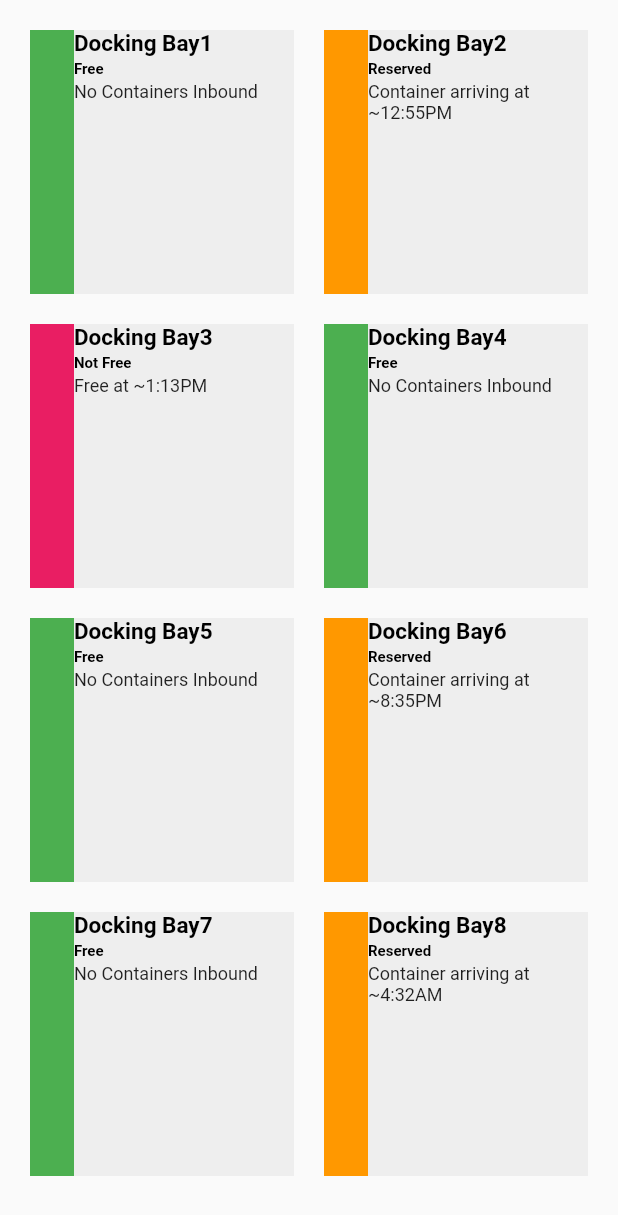
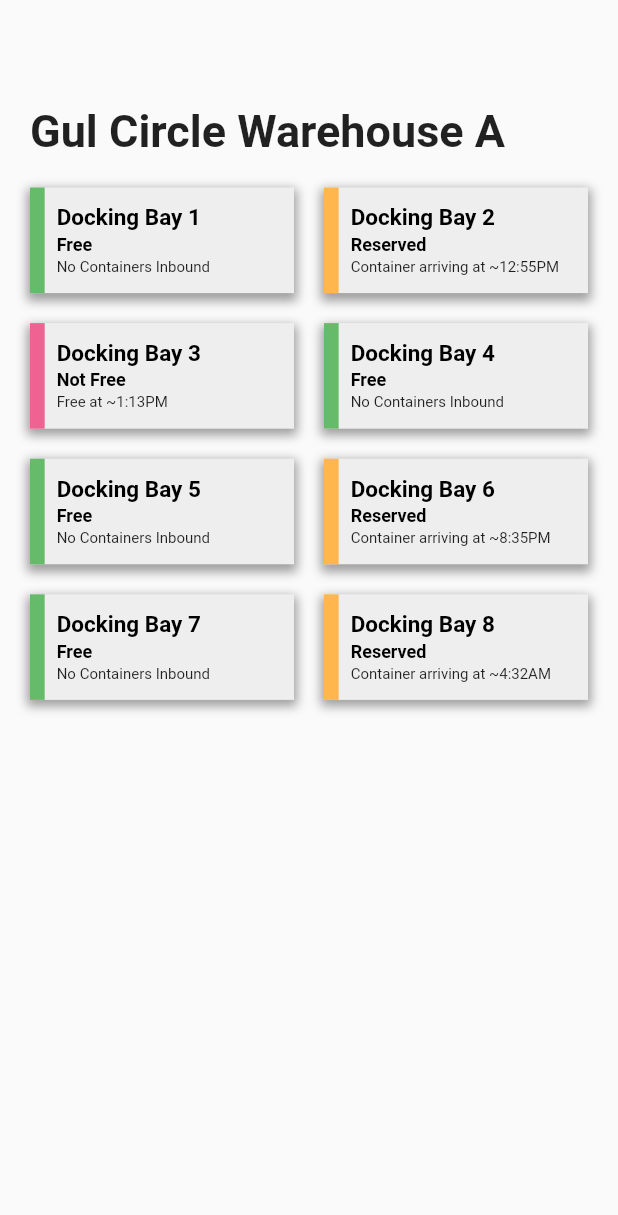
Before and after one commit to seanflyyy/psahackathon-ride-hailing-app, a Flutter app: the screen it shows after launch, on a phone screen of 412 x 824 dp. Shown: the top 1215 px of the screen. Run offline on Flutter 3.47's test engine with Material 2 defaults, Android fonts, the phone set to English and light mode, and no system bars; our stand-ins replace dio, google_maps_flutter, sticky_headers; missing offline and left inert: flutter_polyline_points.

Commit message:
added docking bay screen and warehouse screen for specific docking bay

```diff
--- a/lib/components/cards.dart
+++ b/lib/components/cards.dart
@@ -1,33 +1,59 @@
 import 'package:flutter/material.dart';
+import 'package:hackathon/screens/dockingBayScreen.dart';
+import 'package:hackathon/screens/driversView.dart';
 
 class DockingBaysCards extends StatelessWidget {
   const DockingBaysCards({
     required this.availability,
     required this.dockingBay,
     required this.howMuchLonger,
+    required this.warehouse,
   });
   final String availability;
   final String dockingBay;
   final String howMuchLonger;
+  final String warehouse;
 
   @override
   Widget build(BuildContext context) {
     Size size = MediaQuery.of(context).size;
-    return Container(
-      height: 50,
+    return GestureDetector(
+      child: Container(
+          decoration: BoxDecoration(
             color: Colors.grey[200],
+            // borderRadius: BorderRadius.only(
+            //     topLeft: Radius.circular(10),
+            //     topRight: Radius.circular(10),
+            //     bottomLeft: Radius.circular(10),
+            //     bottomRight: Radius.circular(10)),
+            boxShadow: [
+              BoxShadow(
+                color: Colors.grey,
+                spreadRadius: 2,
+                blurRadius: 5,
+                offset: Offset(0, 3), // changes position of shadow
+              ),
+            ],
+          ),
           child: Row(children: [
-          Flexible(flex: 1, child: Container(color:
-          availability == 'Free'
-                  ? Colors.green
+            Flexible(
+                flex: 1,
+                child: Container(
+                  color: availability == 'Free'
+                      ? Colors.green[400]
                       : availability == 'Reserved'
-                      ? Colors.orange
-                      : Colors.pink,)),
-          Flexible(flex: 5, child:
-          Column(
+                          ? Colors.orange[300]
+                          : Colors.pink[300],
+                )),
+            Flexible(
+                flex: 17,
+                child: Padding(
+                  padding: EdgeInsets.all(8.0),
+                  child: Column(
                     crossAxisAlignment: CrossAxisAlignment.start,
+                    mainAxisAlignment: MainAxisAlignment.center,
                     children: [
-              Text("Docking Bay" + dockingBay,
+                      Text("Docking Bay " + dockingBay,
                           style: TextStyle(
                               fontWeight: FontWeight.bold,
                               fontSize: 15,
@@ -36,19 +62,34 @@ class DockingBaysCards extends StatelessWidget {
                       Text(availability,
                           style: TextStyle(
                               fontWeight: FontWeight.bold,
-                      fontSize: 10,
+                              fontSize: 12,
                               color: Colors.black)),
                       SizedBox(height: 2),
                       availability == 'Free'
                           ? Text("No Containers Inbound",
-                      style: TextStyle(fontSize: 12)) // Free
+                              style: TextStyle(fontSize: 10)) // Free
                           : availability == 'Reserved'
                               ? Text("Container arriving at ~" + howMuchLonger,
-                          style: TextStyle(fontSize: 12)) // Reserved
+                                  style: TextStyle(fontSize: 10)) // Reserved
                               : Text("Free at ~" + howMuchLonger,
-                          style: TextStyle(fontSize: 12)), // Not Free
+                                  style: TextStyle(fontSize: 10)), // Not Free
                     ],
                   ),
-        )]));
+                ))
+          ])),
+      onTap: () {
+        Navigator.push(
+            context,
+            MaterialPageRoute(
+                builder: (context) => DockingBayScreen(
+                    dockingBay: dockingBay,
+                    driverName: "Mr John Doe",
+                    carPlate: "SLV5891X",
+                    readyAt: howMuchLonger,
+                    latitude: 1.319793,
+                    longitude: 103.67607,
+                    driverPhoneNumber: "90667568")));
+      },
+    );
   }
 }
--- a/lib/components/currentTask.dart
+++ b/lib/components/currentTaskDriverView.dart
@@ -1,7 +1,7 @@
 import 'package:flutter/material.dart';
 
-class CurrentTask extends StatelessWidget {
-  const CurrentTask({
+class CurrentTaskDriverView extends StatelessWidget {
+  const CurrentTaskDriverView({
     required this.arrivalTime,
     required this.warehouse,
     required this.startTime,
--- a/lib/main.dart
+++ b/lib/main.dart
@@ -1,6 +1,7 @@
 import 'package:flutter/material.dart';
+import 'package:hackathon/screens/dockingBayScreen.dart';
 import 'package:hackathon/screens/homescreen.dart';
-import 'package:hackathon/screens/mapView.dart';
+import 'package:hackathon/screens/driversView.dart';
 void main() {
   runApp(MyApp());
 }
@@ -23,7 +24,16 @@ class MyApp extends StatelessWidget {
         // is not restarted.
         primaryColor: Colors.white,
       ),
-      home: GridHeader(),
+      home: GridHeader(warehouse: "A"),
+      // home: DockingBayScreen(
+      //               dockingBay: "A",
+      //               driverName: "Mr John",
+      //               carPlate: "SLV5891X",
+      //               readyAt: "12:00PM",
+      //               latitude: 1.319793,
+      //               longitude: 103.67607,
+      //               driverPhoneNumber: "90667568"),
+      // home: MapScreen(),
       // home: MyHomePage(title: 'Flutter Demo Home Page'),
     );
   }
--- a/lib/screens/homescreen.dart
+++ b/lib/screens/homescreen.dart
@@ -3,6 +3,13 @@ import 'package:hackathon/components/cards.dart';
 import 'package:sticky_headers/sticky_headers.dart';
 
 class GridHeader extends StatefulWidget {
+const GridHeader({
+    Key? key,
+    required this.warehouse,
+
+  }) : super(key: key);
+
+  final String warehouse;
   @override
   _GridHeaderState createState() => _GridHeaderState();
 }
@@ -24,40 +31,73 @@ class _GridHeaderState extends State<GridHeader> {
   }
 
   Widget gridHeader() {
-    return Padding(
+    return Column(children: [
+      SizedBox(
+        height: 50,
+      ),
+      Align(
+          alignment: Alignment.centerLeft,
+          child: Padding(
+              padding: EdgeInsets.fromLTRB(20.0, 20.0, 20.0, 0),
+              child: Text("Gul Circle Warehouse " + widget.warehouse,
+                  style:
+                      TextStyle(fontSize: 30, fontWeight: FontWeight.bold)))),
+      Flexible(
+          fit: FlexFit.tight,
+          child: Container(
+              color: Colors.transparent,
+              width: MediaQuery.of(context).size.width,
+              child: Padding(
                   padding: EdgeInsets.all(20.0),
                   child: GridView.count(
+                    clipBehavior: Clip.none,
                     mainAxisSpacing: 20.0,
                     crossAxisSpacing: 20.0,
                     crossAxisCount: 2,
+                    childAspectRatio: 2.5,
                     children: [
                       DockingBaysCards(
-                availability: "Free", dockingBay: "1", howMuchLonger: "Free"),
+                          availability: "Free",
+                          dockingBay: "1",
+                          howMuchLonger: "Free",
+                          warehouse: widget.warehouse),
                       DockingBaysCards(
                           availability: "Reserved",
                           dockingBay: "2",
-                howMuchLonger: "12:55PM"),
+                          howMuchLonger: "12:55PM",
+                          warehouse: widget.warehouse),
                       DockingBaysCards(
                           availability: "Not Free",
                           dockingBay: "3",
-                howMuchLonger: "1:13PM"),
+                          howMuchLonger: "1:13PM",
+                          warehouse: widget.warehouse),
                       DockingBaysCards(
-                availability: "Free", dockingBay: "4", howMuchLonger: "Free"),
+                          availability: "Free",
+                          dockingBay: "4",
+                          howMuchLonger: "Free",
+                          warehouse: widget.warehouse),
                       DockingBaysCards(
-                availability: "Free", dockingBay: "5", howMuchLonger: "Free"),
+                          availability: "Free",
+                          dockingBay: "5",
+                          howMuchLonger: "Free",
+                          warehouse: widget.warehouse),
                       DockingBaysCards(
                           availability: "Reserved",
                           dockingBay: "6",
-                howMuchLonger: "8:35PM"),
+                          howMuchLonger: "8:35PM",
+                          warehouse: widget.warehouse),
                       DockingBaysCards(
                           availability: "Free",
                           dockingBay: "7",
-                howMuchLonger: "1:13 AM"),
+                          howMuchLonger: "1:13 AM",
+                          warehouse: widget.warehouse),
                       DockingBaysCards(
                           availability: "Reserved",
                           dockingBay: "8",
-                howMuchLonger: "4:32AM"),
+                          howMuchLonger: "4:32AM",
+                          warehouse: widget.warehouse),
                     ],
-        ));
+                  ))))
+    ]);
   }
 }
--- a/pubspec.yaml
+++ b/pubspec.yaml
@@ -32,6 +32,7 @@ dependencies:
   flutter_polyline_points: ^0.2.6
   dio: ^4.0.0
   sticky_headers: ^0.2.0
+  url_launcher: ^6.0.12
 
 dev_dependencies:
   flutter_test:
```
Also changed, not shown: lib/components/currentTaskWarehouseView.dart (added, +70 -0 lines), lib/screens/dockingBayScreen.dart (added, +123 -0 lines), lib/screens/driversView.dart (renamed from lib/screens/mapView.dart, +25 -13 lines), lib/models/dockingBay.dart (added), pubspec.lock. Lines whose indentation alone changed are shown as unchanged.
